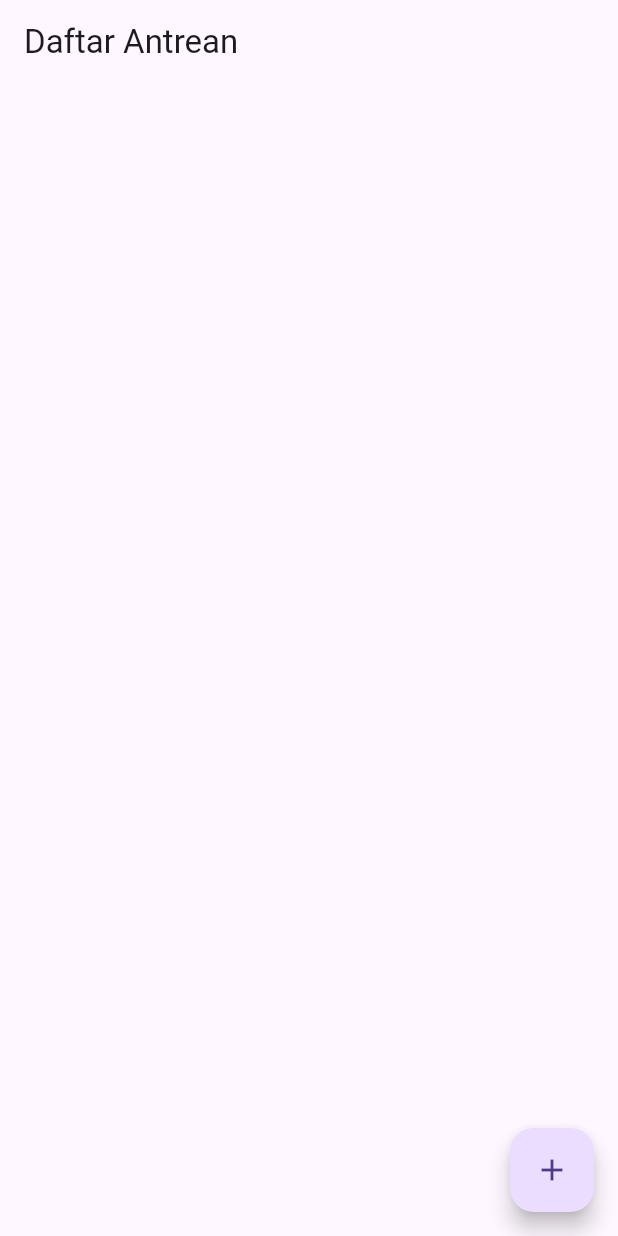
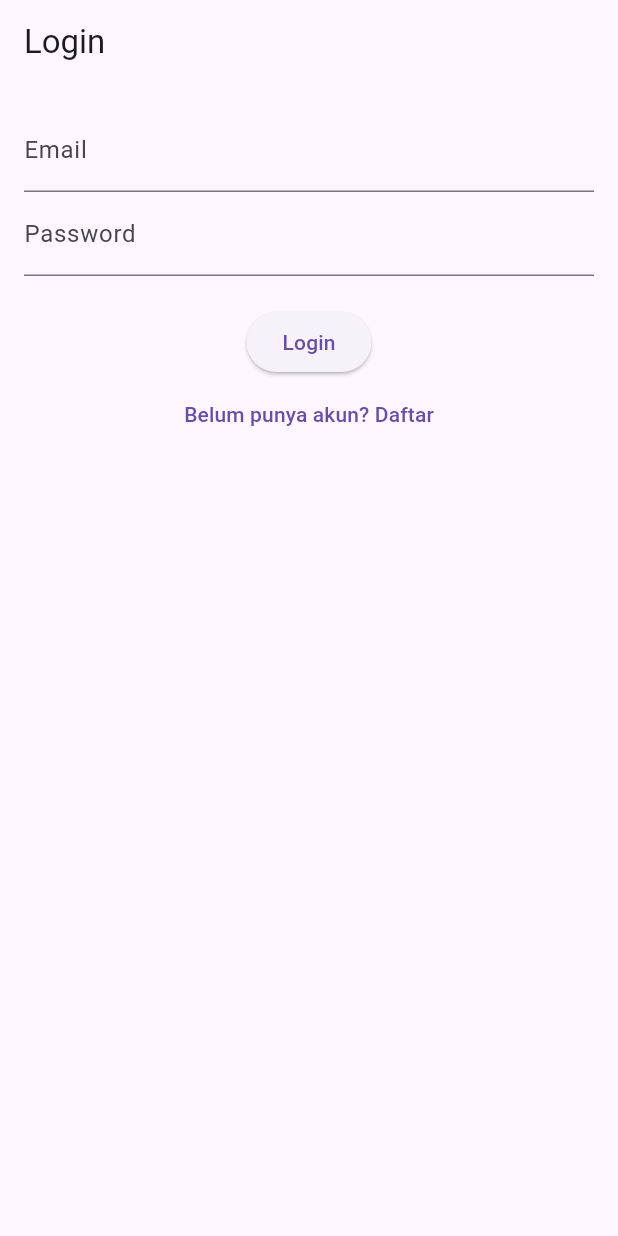
Before and after one commit to Nindyaayuu/antrean, a Flutter app: the screen it shows after launch, on a phone screen of 412 x 824 dp. Run offline on Flutter 3.47's test engine with Material 3 defaults, Android fonts, the phone set to English and light mode, and no system bars; our stand-ins replace file_picker, supabase_flutter; accounts and stored records are empty.

Commit message:
membuat halaman login dan signup

```diff
--- a/lib/main.dart
+++ b/lib/main.dart
@@ -1,8 +1,8 @@
 import 'package:flutter/material.dart';
 import 'package:supabase_flutter/supabase_flutter.dart';
-import 'screens/home_screen.dart';
+import 'screens/login_screen.dart';
 
-Future<void> main() async {
+void main() async {
   WidgetsFlutterBinding.ensureInitialized();
 
   await Supabase.initialize(
@@ -21,7 +21,7 @@ class MyApp extends StatelessWidget {
     return MaterialApp(
       debugShowCheckedModeBanner: false,
       title: 'Antrean Percetakan',
-      home: HomeScreen(),
+      home: LoginScreen(),
     );
   }
 }
--- /dev/null
+++ b/lib/screens/login_screen.dart
@@ -0,0 +1,71 @@
+import 'package:flutter/material.dart';
+import 'package:supabase_flutter/supabase_flutter.dart';
+import 'signup_screen.dart';
+import 'home_screen.dart';
+
+class LoginScreen extends StatefulWidget {
+  const LoginScreen({super.key});
+
+  @override
+  State<LoginScreen> createState() => _LoginScreenState();
+}
+
+class _LoginScreenState extends State<LoginScreen> {
+  final emailController = TextEditingController();
+  final passwordController = TextEditingController();
+  final supabase = Supabase.instance.client;
+
+  void _login() async {
+    try {
+      final result = await supabase.auth.signInWithPassword(
+        email: emailController.text,
+        password: passwordController.text,
+      );
+
+      if (result.user != null) {
+        Navigator.pushReplacement(
+          context,
+          MaterialPageRoute(builder: (_) => const HomeScreen()),
+        );
+      }
+    } catch (e) {
+      ScaffoldMessenger.of(
+        context,
+      ).showSnackBar(SnackBar(content: Text('Login gagal: ${e.toString()}')));
+    }
+  }
+
+  @override
+  Widget build(BuildContext context) {
+    return Scaffold(
+      appBar: AppBar(title: const Text('Login')),
+      body: Padding(
+        padding: const EdgeInsets.all(16),
+        child: Column(
+          children: [
+            TextField(
+              controller: emailController,
+              decoration: const InputDecoration(labelText: 'Email'),
+            ),
+            TextField(
+              controller: passwordController,
+              decoration: const InputDecoration(labelText: 'Password'),
+              obscureText: true,
+            ),
+            const SizedBox(height: 20),
+            ElevatedButton(onPressed: _login, child: const Text('Login')),
+            TextButton(
+              onPressed: () {
+                Navigator.push(
+                  context,
+                  MaterialPageRoute(builder: (_) => const SignupScreen()),
+                );
+              },
+              child: const Text('Belum punya akun? Daftar'),
+            ),
+          ],
+        ),
+      ),
+    );
+  }
+}
```
Also changed, not shown: lib/screens/signup_screen.dart (added, +59 -0 lines).
